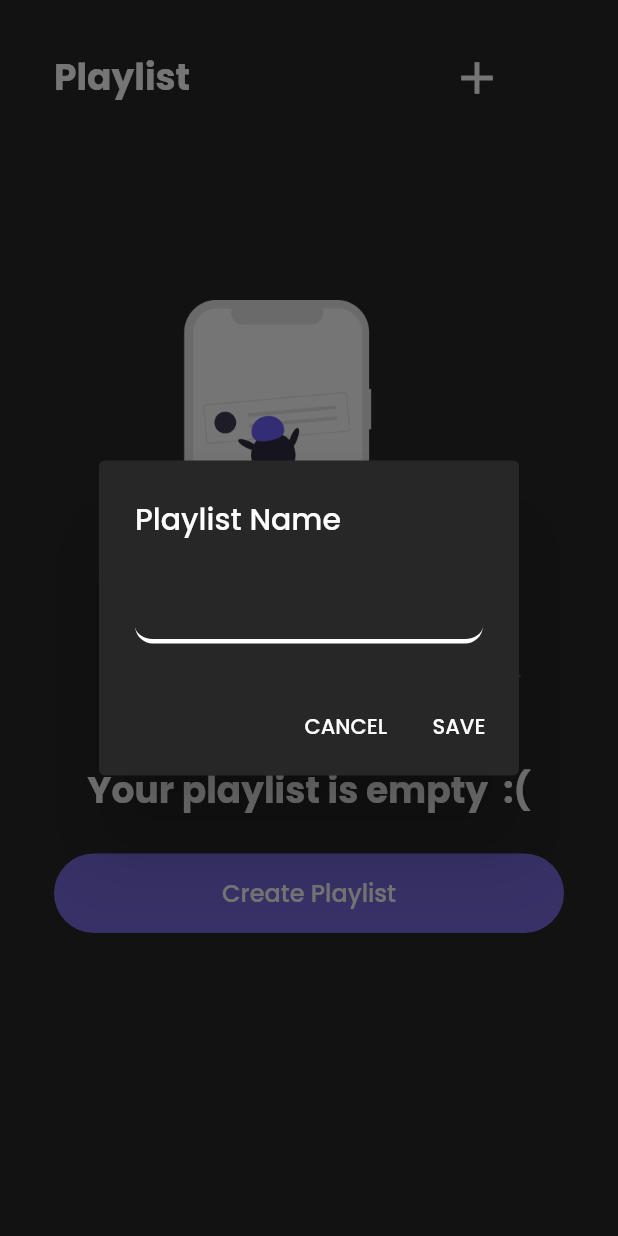
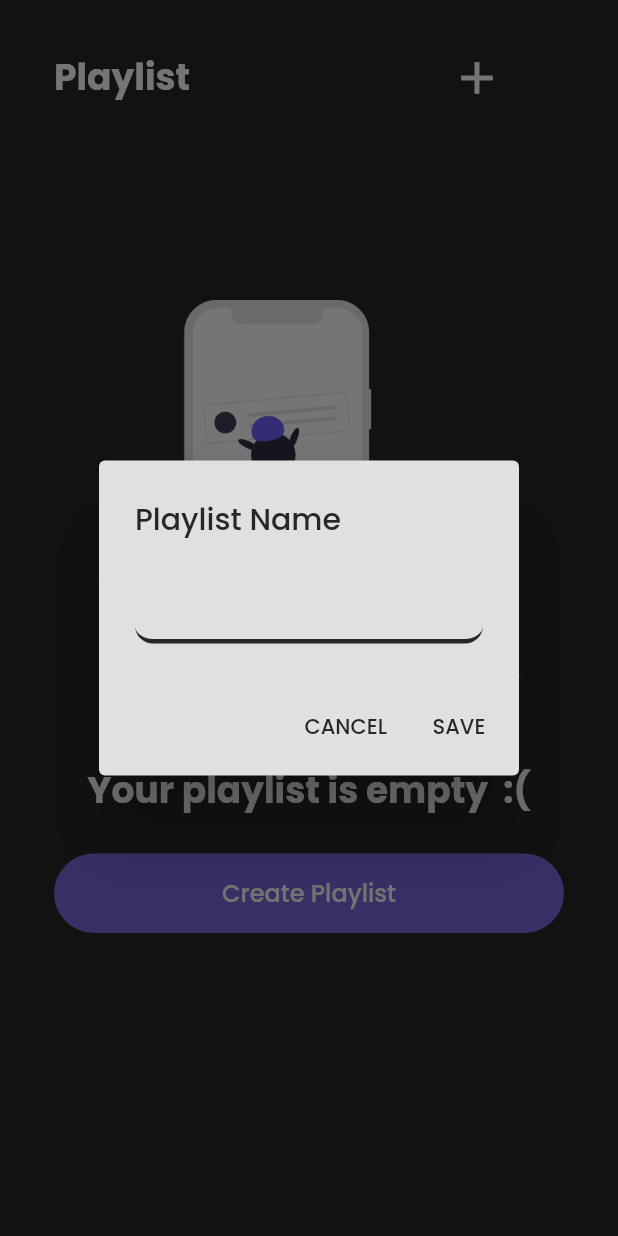
Before and after one commit to ardhanurfan/Gen-S, a Flutter app: the PlaylistPage screen opened directly, after a tap on the "add" icon, on a phone screen of 412 x 824 dp. Run offline on Flutter 3.47's test engine with Material 2 defaults, Android fonts, the phone set to English and light mode, and no system bars; our stand-ins replace audio_video_progress_bar, cached_network_image, carousel_slider, equatable, file_picker, google_fonts and 7 more; accounts and stored records are empty; network calls fail.

Commit message:
update custom pop up admin

```diff
--- a/lib/pages/gallery/gallery_page.dart
+++ b/lib/pages/gallery/gallery_page.dart
@@ -2,6 +2,7 @@ import 'package:flutter/material.dart';
 import 'package:music_player/pages/gallery/empty_gallery_page.dart';
 import 'package:music_player/providers/user_provider.dart';
 import 'package:music_player/shared/theme.dart';
+import 'package:music_player/widgets/custom_popup.dart';
 import 'package:music_player/widgets/gallery_grid.dart';
 import 'package:music_player/widgets/setting_button.dart';
 import 'package:provider/provider.dart';
@@ -15,6 +16,7 @@ class GalleryPage extends StatelessWidget {
   Widget build(BuildContext context) {
     GalleryProvider galleryProvider = Provider.of<GalleryProvider>(context);
     UserProvider userProvider = Provider.of<UserProvider>(context);
+    TextEditingController galleryController = TextEditingController(text: "");
 
     Widget header() {
       return SliverPadding(
@@ -48,10 +50,23 @@ class GalleryPage extends StatelessWidget {
                   const SizedBox(width: 16),
                   userProvider.user.role == "USER"
                       ? const SettingButton()
-                      : Icon(
-                          Icons.add,
-                          color: primaryAdminColor,
-                          size: 36,
+                      : GestureDetector(
+                          onTap: () {
+                            showDialog(
+                              builder: (BuildContext context) {
+                                return CustomPopUp(
+                                    title: "Gallery Name",
+                                    add: () {},
+                                    controller: galleryController);
+                              },
+                              context: context,
+                            );
+                          },
+                          child: Icon(
+                            Icons.add,
+                            color: primaryAdminColor,
+                            size: 36,
+                          ),
                         ),
                 ],
               ),
--- a/lib/widgets/custom_popup.dart
+++ b/lib/widgets/custom_popup.dart
@@ -1,6 +1,8 @@
 import 'package:flutter/material.dart';
 import 'package:loading_animation_widget/loading_animation_widget.dart';
+import 'package:music_player/providers/user_provider.dart';
 import 'package:music_player/shared/theme.dart';
+import 'package:provider/provider.dart';
 
 class CustomPopUp extends StatefulWidget {
   final String title;
@@ -21,8 +23,11 @@ bool isLoading = false;
 class _CustomPopUpState extends State<CustomPopUp> {
   @override
   Widget build(BuildContext context) {
+    UserProvider userProvider = Provider.of<UserProvider>(context);
     return AlertDialog(
-      backgroundColor: backgroundUserColor,
+      backgroundColor: userProvider.user.role == "USER"
+          ? backgroundUserColor
+          : const Color.fromARGB(255, 224, 224, 224),
       actions: [
         Visibility(
           visible: !isLoading,
@@ -32,7 +37,9 @@ class _CustomPopUpState extends State<CustomPopUp> {
             },
             child: Text(
               'CANCEL',
-              style: primaryUserColorText,
+              style: userProvider.user.role == "USER"
+                  ? primaryUserColorText
+                  : primaryAdminColorText,
             ),
           ),
         ),
@@ -52,7 +59,9 @@ class _CustomPopUpState extends State<CustomPopUp> {
             },
             child: Text(
               'SAVE',
-              style: primaryUserColorText,
+              style: userProvider.user.role == "USER"
+                  ? primaryUserColorText
+                  : primaryAdminColorText,
             ),
           ),
         )
@@ -61,7 +70,9 @@ class _CustomPopUpState extends State<CustomPopUp> {
         visible: !isLoading,
         child: Text(
           widget.title,
-          style: primaryUserColorText,
+          style: userProvider.user.role == "USER"
+              ? primaryUserColorText
+              : primaryAdminColorText,
         ),
       ),
       content: isLoading
@@ -70,15 +81,21 @@ class _CustomPopUpState extends State<CustomPopUp> {
               height: 30,
               child: Center(
                 child: LoadingAnimationWidget.staggeredDotsWave(
-                  color: primaryUserColor,
+                  color: userProvider.user.role == "USER"
+                      ? primaryUserColor
+                      : primaryAdminColor,
                   size: 32,
                 ),
               ),
             )
           : TextField(
               controller: widget.controller,
-              style: primaryUserColorText.copyWith(fontSize: 14),
-              cursorColor: primaryUserColor,
+              style: userProvider.user.role == "USER"
+                  ? primaryUserColorText.copyWith(fontSize: 14)
+                  : primaryAdminColorText.copyWith(fontSize: 14),
+              cursorColor: userProvider.user.role == "USER"
+                  ? primaryUserColor
+                  : primaryAdminColor,
               decoration: InputDecoration(
                 focusedBorder: UnderlineInputBorder(
                     borderRadius: BorderRadius.circular(defaultRadius),
@@ -86,7 +103,9 @@ class _CustomPopUpState extends State<CustomPopUp> {
                 enabledBorder: UnderlineInputBorder(
                   borderRadius: BorderRadius.circular(defaultRadius),
                   borderSide: BorderSide(
-                    color: primaryUserColor,
+                    color: userProvider.user.role == "USER"
+                        ? primaryUserColor
+                        : primaryAdminColor,
                     width: 3,
                     style: BorderStyle.solid,
                   ),
```
